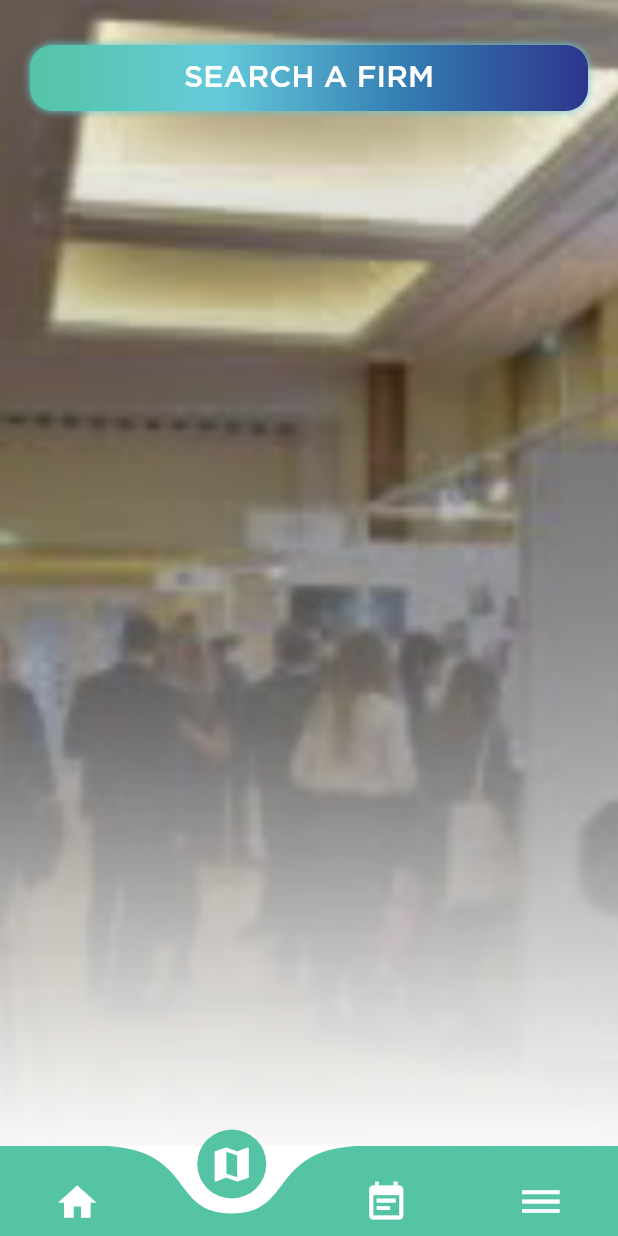
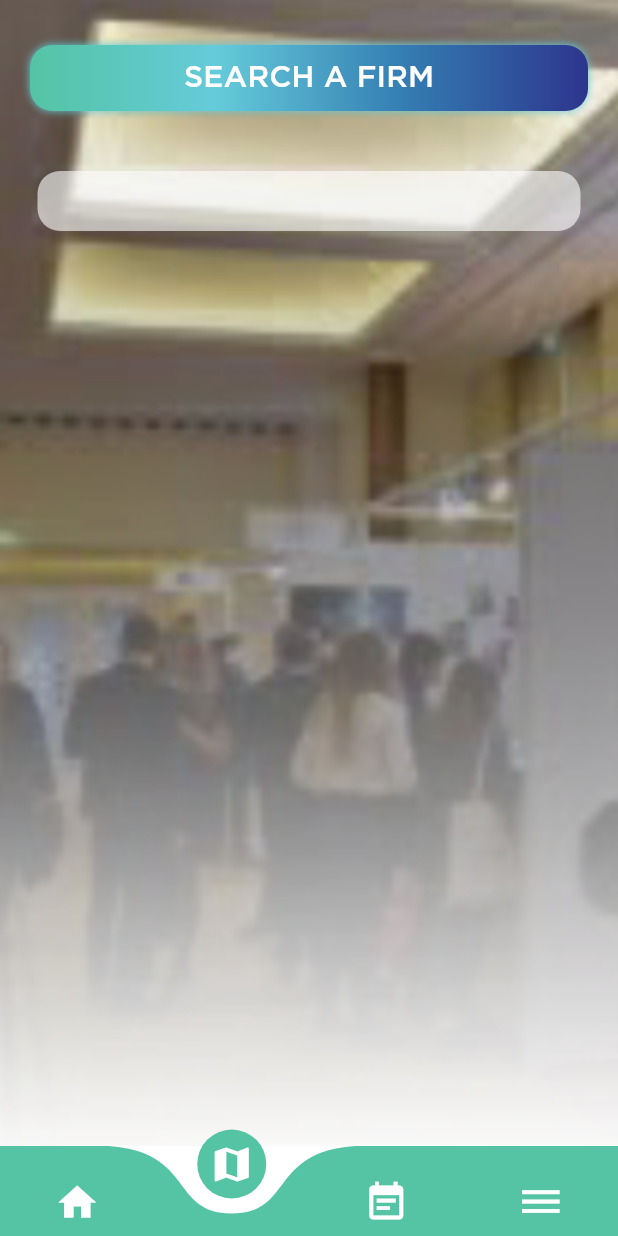
Before and after one commit to fouques1u/ForumHorizonChimie2020, a Flutter app: the screen it shows after launch, item 2 of the bottom bar chosen, on a phone screen of 412 x 824 dp. Run offline on Flutter 3.47's test engine with Material 2 defaults, Android fonts, the phone set to English and light mode, and no system bars; drawn by our look-alikes of curved_navigation_bar; our stand-ins replace font_awesome_flutter.

Commit message:
Adding input text field on search firm page

```diff
--- a/lib/screens/map_pages/search_firm.dart
+++ b/lib/screens/map_pages/search_firm.dart
@@ -5,6 +5,8 @@ import '../../app_localizations.dart';
 import '../../colors.dart';
 
 class SearchFirmPage extends StatelessWidget {
+  TextEditingController _editingController = TextEditingController();
+
   @override
   Widget build(BuildContext context) {
     return Container(
@@ -21,6 +23,25 @@ class SearchFirmPage extends StatelessWidget {
             height: 10,
           ),
           ClassicPageTitle(title: 'search_firm'),
+          Container(
+            padding: EdgeInsets.all(10),
+            margin: EdgeInsets.symmetric(vertical: 20, horizontal: 25),
+            decoration: BoxDecoration(
+                color: Colors.white60,
+                borderRadius: BorderRadiusDirectional.circular(15)),
+            child: EditableText(
+              onChanged: (String text) {
+                /* setState(() {
+                  userInput = text;
+                });*/
+              },
+              controller: _editingController,
+              backgroundCursorColor: darkBlueColor,
+              cursorColor: simpleBlueColor,
+              style: TextStyle(color: darkBlueColor, fontFamily: 'Gotham', fontSize: 20, ),
+              focusNode: FocusNode(),
+            ),
+          )
         ],
       ),
     );
```
